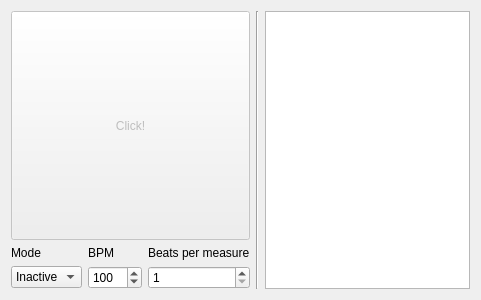
The window that guitartools/metronome.ui (ispielman/guitartools) describes before a commit, drawn with Qt 5.
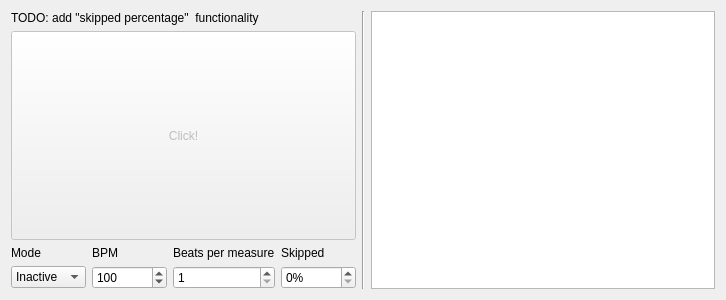
The same window after the commit. Custom widgets are drawn as their Qt base class.

Commit message: Added UI for "skipped beats" in the metronome.

Patch:
```diff
--- a/guitartools/metronome.ui
+++ b/guitartools/metronome.ui
@@ -6,7 +6,7 @@
    <rect>
     <x>0</x>
     <y>0</y>
-    <width>481</width>
+    <width>726</width>
     <height>300</height>
    </rect>
   </property>
@@ -16,6 +16,13 @@
   <layout class="QHBoxLayout" name="horizontalLayout">
    <item>
     <layout class="QVBoxLayout" name="verticalLayout">
+     <item>
+      <widget class="QLabel" name="label_4">
+       <property name="text">
+        <string>TODO: add &quot;skipped percentage&quot;  functionality</string>
+       </property>
+      </widget>
+     </item>
      <item>
       <widget class="QPushButton" name="pushButton_Click">
        <property name="enabled">
@@ -99,6 +106,23 @@
          </property>
         </widget>
        </item>
+       <item row="0" column="3">
+        <widget class="QLabel" name="label_5">
+         <property name="text">
+          <string>Skipped</string>
+         </property>
+        </widget>
+       </item>
+       <item row="1" column="3">
+        <widget class="QSpinBox" name="spinBox_Skipped">
+         <property name="toolTip">
+          <string>Percentage of ticks that will be skipped</string>
+         </property>
+         <property name="suffix">
+          <string>%</string>
+         </property>
+        </widget>
+       </item>
       </layout>
      </item>
     </layout>
```
Left out of the diff: 6 changed lines with no effect on the pictures. The commit also changes 4 other files.
